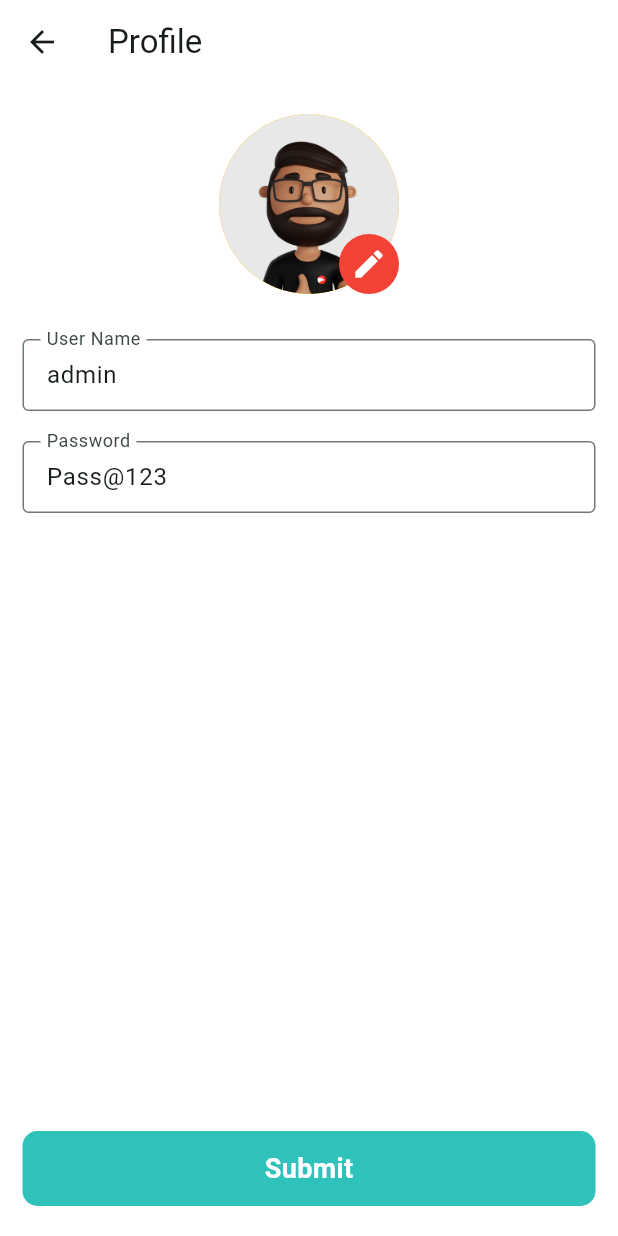
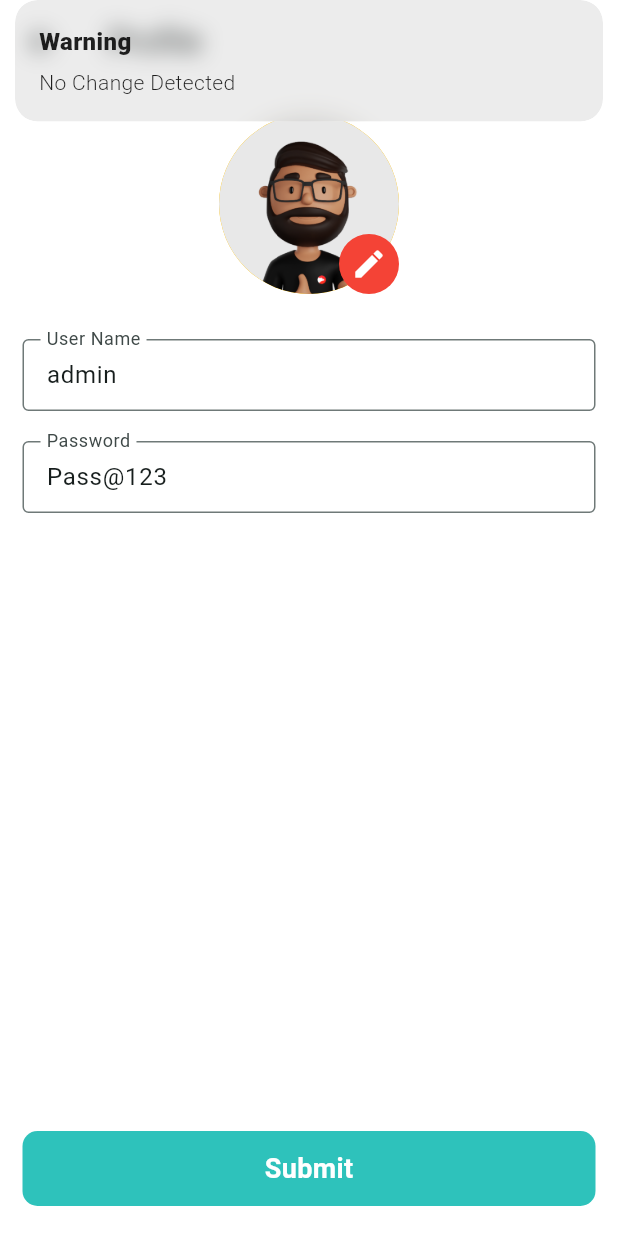
Before and after one commit to nishan-r/product_test, a Flutter app: the ProfileScreen screen opened directly, after a tap on "Submit", on a phone screen of 412 x 824 dp. Run offline on Flutter 3.47's test engine with Material 3 defaults, Android fonts, the light colour scheme and no system bars; our stand-ins replace cached_network_image, dio, freezed_annotation, get, image_picker; network calls fail.

Commit message:
new change

```diff
--- a/lib/main.dart
+++ b/lib/main.dart
@@ -1,4 +1,5 @@
 import 'package:flutter/material.dart';
+import 'package:get/get.dart';
 import 'package:product_test/modules/authentication/view/login_screen.dart';
 import 'package:product_test/utils/constants/app_colors.dart';
 
@@ -11,7 +12,7 @@ class MyApp extends StatelessWidget {
 
   @override
   Widget build(BuildContext context) {
-    return MaterialApp(
+    return GetMaterialApp(
       debugShowCheckedModeBanner: false,
       title: 'Flutter dev',
       theme: ThemeData(
--- a/lib/modules/authentication/view/widgets/common_textfield.dart
+++ b/lib/modules/authentication/view/widgets/common_textfield.dart
@@ -6,12 +6,15 @@ class CommonTextField extends StatelessWidget {
       required this.controller,
       this.label,
       this.hint,
-      this.validator});
+      this.validator, this.obscureText, this.onSuffixIconTapped});
 
   final TextEditingController controller;
   final String? label;
   final String? hint;
   final String? Function(String?)? validator;
+  final bool? obscureText;
+  final Function()? onSuffixIconTapped;
+
 
   @override
   Widget build(BuildContext context) {
@@ -19,11 +22,16 @@ class CommonTextField extends StatelessWidget {
       controller: controller,
       autovalidateMode: AutovalidateMode.onUserInteraction,
       validator: validator,
+      obscureText: obscureText ?? false,
       decoration: InputDecoration(
         label: label == null ? null : Text(label!),
         isDense: true,
         border: OutlineInputBorder(),
         hintText: hint,
+        suffixIcon: obscureText == null?null: IconButton(
+          icon: obscureText! ? Icon(Icons.visibility_off) : Icon(Icons.visibility),
+          onPressed: onSuffixIconTapped,
+        ),
       ),
       onTapOutside: (event) {
         FocusScope.of(context).unfocus();
--- a/lib/modules/profile/view/profile_screen.dart
+++ b/lib/modules/profile/view/profile_screen.dart
@@ -128,7 +128,9 @@ class _ProfileScreenState extends State<ProfileScreen> {
               label: 'Password',
             ),
             Spacer(),
-            CommonButton(title: 'Submit', onTap: () {}),
+            CommonButton(title: 'Submit', onTap: () {
+              _saveChanges();
+            }),
           ],
         ),
       ),
@@ -143,4 +145,12 @@ class _ProfileScreenState extends State<ProfileScreen> {
     }
     return pickedFile;
   }
+
+  _saveChanges(){
+    if (userNameCtr.text == AppConstants.userName && passWordCtr.text == AppConstants.password) {
+      Get.snackbar('Warning', 'No Change Detected');
+    } else {
+      Get.snackbar('Success', 'Profile updated successfully');
+    }
+  }
 }
```
Also changed, not shown: lib/modules/authentication/controller/auth_controller.dart (added, +11 -0 lines), lib/modules/authentication/view/login_screen.dart (+13 -15 lines), lib/modules/home/view/home_screen.dart (+2 -8 lines), pubspec.lock, 4 other files.
